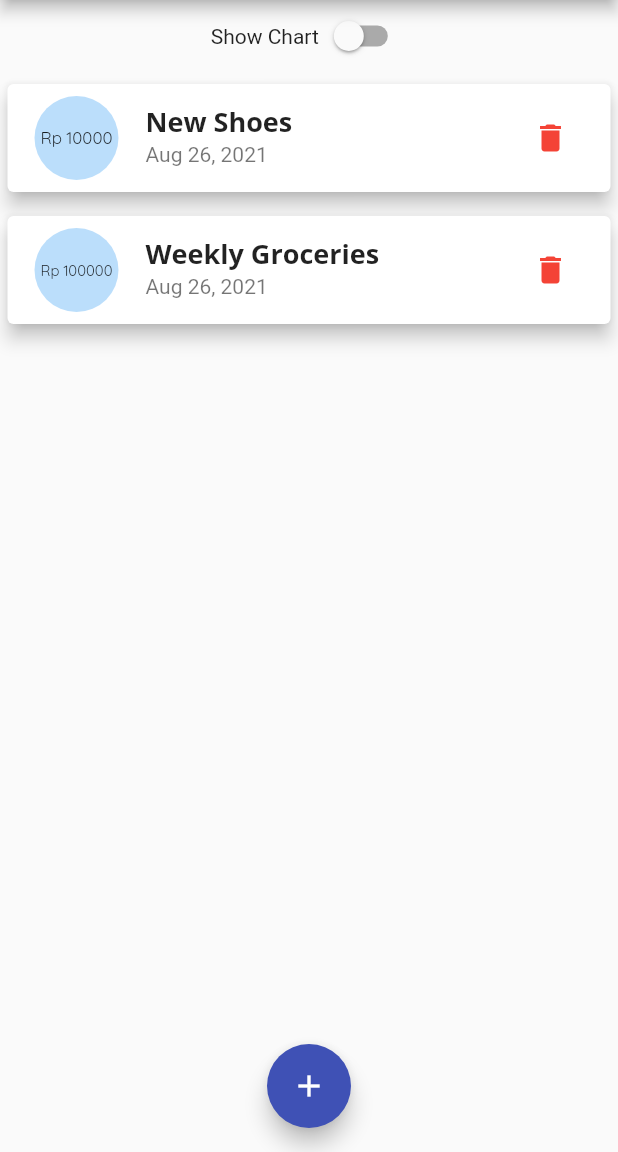
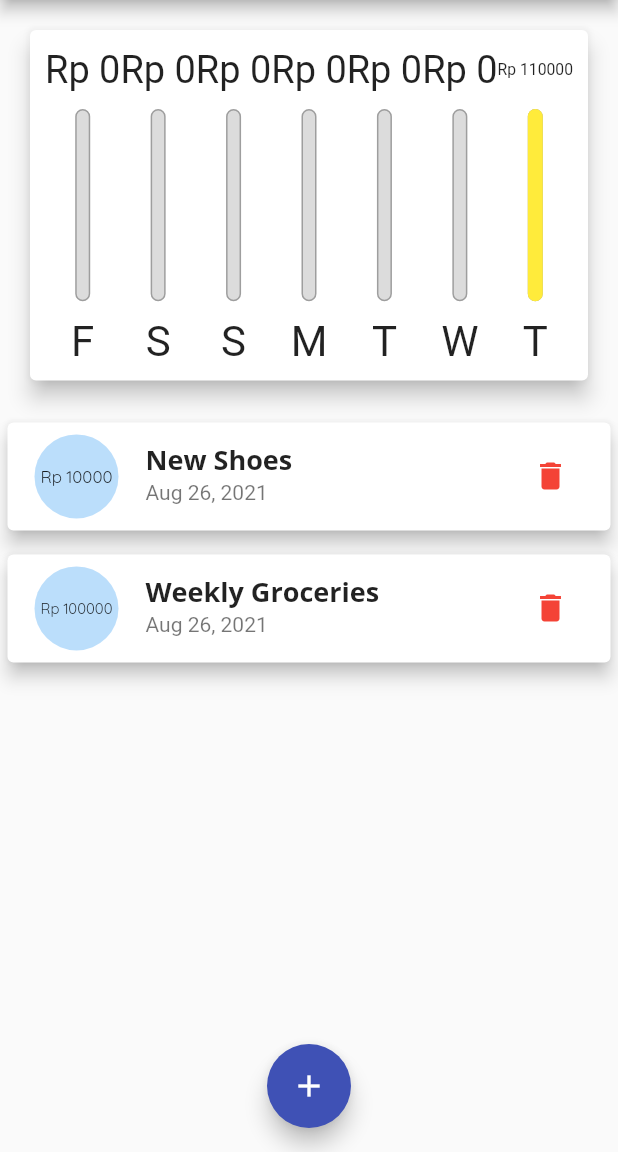
Before and after one commit to Barragan17/Flutter-Projects, a Flutter app: the screen it shows after launch, on a phone screen of 412 x 824 dp, the part 84-1236 px from its top. Run offline on Flutter 3.47's test engine with Material 2 defaults, Android fonts, the phone set to English and light mode, and no system bars; missing offline and left inert: dart:ffi.

Commit message:
Add several IOS and responsive configurations

```diff
--- a/Personal_Expenses_App/lib/main.dart
+++ b/Personal_Expenses_App/lib/main.dart
@@ -1,6 +1,8 @@
+import 'dart:io';
 import 'package:Personal_Expenses_App/widget/chart.dart';
 import 'package:Personal_Expenses_App/widget/new_transaction.dart';
 import 'package:Personal_Expenses_App/widget/transaction_list.dart';
+import 'package:flutter/cupertino.dart';
 import 'package:flutter/material.dart';
 import 'package:flutter/services.dart';
 import './model/transaction.dart';
@@ -131,7 +133,24 @@ class _MyHomePageState extends State<MyHomePage> {
 
   @override
   Widget build(BuildContext context) {
-    final appBar = AppBar(
+    final mediaQuery = MediaQuery.of(context);
+    final isLandscape = mediaQuery.orientation == Orientation.landscape;
+
+    final PreferredSizeWidget appBar = Platform.isIOS
+        // use cupertino in order to set the ios app bar theme
+        ? CupertinoNavigationBar(
+            middle: Text('Personal Expenses'),
+            trailing: Row(
+              mainAxisSize: MainAxisSize.min,
+              children: [
+                GestureDetector(
+                  child: Icon(CupertinoIcons.add),
+                  onTap: () => _startAddNewTransaction(context),
+                )
+              ],
+            ),
+          )
+        : AppBar(
             title: Text('Personal Expenses App'),
             actions: [
               IconButton(
@@ -141,20 +160,34 @@ class _MyHomePageState extends State<MyHomePage> {
                 icon: Icon(Icons.add),
               ),
             ],
+          ) as PreferredSizeWidget;
+    final transactionsList = Container(
+      height: mediaQuery.size.height * 0.75 -
+          appBar.preferredSize.height -
+          mediaQuery.padding.top,
+      child: TransactionList(_userTransaction, _deleteTransactions),
     );
-    return Scaffold(
-      appBar: appBar,
-      body: SingleChildScrollView(
+    // use safe area to move the widget so that it didn't use the reserved space (in IOS)
+    final pageBody = SafeArea(
+      child: SingleChildScrollView(
         child: Column(
           crossAxisAlignment: CrossAxisAlignment.stretch,
           // mainAxisAlignment: MainAxisAlignment.spaceAround,
           children: [
             // use this line to set the height dynamically according to the phone's size
+            // use if statement to set a different content based on it's orientation
+
+            if (isLandscape)
               Row(
                 mainAxisAlignment: MainAxisAlignment.center,
                 children: [
-                Text('Show Chart'),
-                Switch(
+                  Text(
+                    'Show Chart',
+                    style: Theme.of(context).textTheme.title,
+                  ),
+                  // use adaptive so it can change the switch based on the user plattform device
+                  Switch.adaptive(
+                    activeColor: Theme.of(context).accentColor,
                     value: _switchStatus,
                     onChanged: (val) {
                       setState(() {
@@ -164,26 +197,45 @@ class _MyHomePageState extends State<MyHomePage> {
                   ),
                 ],
               ),
+            if (!isLandscape)
+              Container(
+                height: mediaQuery.size.height * 0.4 -
+                    appBar.preferredSize.height -
+                    mediaQuery.padding.top,
+                child: Chart(_recentTransactions),
+              ),
+            if (!isLandscape) transactionsList,
             // use if statement to set which content to be shown
+            // also use if statement to change the content
+            if (isLandscape)
               _switchStatus
                   ? Container(
-                    height: MediaQuery.of(context).size.height * 0.7 -
+                      height: mediaQuery.size.height * 0.7 -
                           appBar.preferredSize.height -
-                        MediaQuery.of(context).padding.top,
+                          mediaQuery.padding.top,
                       child: Chart(_recentTransactions),
                     )
                   // set the height amount to 1.0 in total
-                : Container(
-                    height: MediaQuery.of(context).size.height * 0.75 -
-                        appBar.preferredSize.height -
-                        MediaQuery.of(context).padding.top,
-                    child:
-                        TransactionList(_userTransaction, _deleteTransactions)),
+                  : transactionsList
           ],
         ),
       ),
-      floatingActionButtonLocation: FloatingActionButtonLocation.centerFloat,
-      floatingActionButton: FloatingActionButton(
+    );
+
+    return Platform.isIOS
+        ? CupertinoPageScaffold(
+            child: pageBody,
+            navigationBar: appBar as ObstructingPreferredSizeWidget,
+          )
+        : Scaffold(
+            appBar: appBar,
+            body: pageBody,
+            floatingActionButtonLocation:
+                FloatingActionButtonLocation.centerFloat,
+            // to check if the platform use ios
+            floatingActionButton: Platform.isIOS
+                ? Container()
+                : FloatingActionButton(
                     child: Icon(Icons.add),
                     onPressed: () {
                       _startAddNewTransaction(context);
--- a/Personal_Expenses_App/lib/widget/transaction_list.dart
+++ b/Personal_Expenses_App/lib/widget/transaction_list.dart
@@ -10,6 +10,7 @@ class TransactionList extends StatelessWidget {
   Widget build(BuildContext context) {
     return Container(
       child: _userTransaction.isEmpty
+          // use layout builder to set the height dynamincally according to the widget's custom height
           ? LayoutBuilder(builder: (ctx, constraint) {
               return Column(
                 children: [
@@ -64,12 +65,20 @@ class TransactionList extends StatelessWidget {
                     subtitle: Text(
                       DateFormat.yMMMd().format(_userTransaction[index].date),
                     ),
-                    trailing: IconButton(
-                      icon: Icon(Icons.delete),
-                      color: Theme.of(context).errorColor,
-                      onPressed: () =>
-                          _deleteTransactions(_userTransaction[index].id),
-                    ),
+                    trailing: MediaQuery.of(context).size.width > 460
+                        ? FlatButton.icon(
+                            onPressed: () =>
+                                _deleteTransactions(_userTransaction[index].id),
+                            icon: Icon(Icons.delete),
+                            label: Text('Delete'),
+                            textColor: Theme.of(context).errorColor,
+                          )
+                        : IconButton(
+                            icon: Icon(Icons.delete),
+                            color: Theme.of(context).errorColor,
+                            onPressed: () =>
+                                _deleteTransactions(_userTransaction[index].id),
+                          ),
                   ),
                 );
                 // return Card(
```
Also changed, not shown: Personal_Expenses_App/lib/widget/adaptive_flat_button.dart (added, +34 -0 lines), Personal_Expenses_App/lib/widget/new_transaction.dart (+14 -10 lines). Lines whose indentation alone changed are shown as unchanged.
